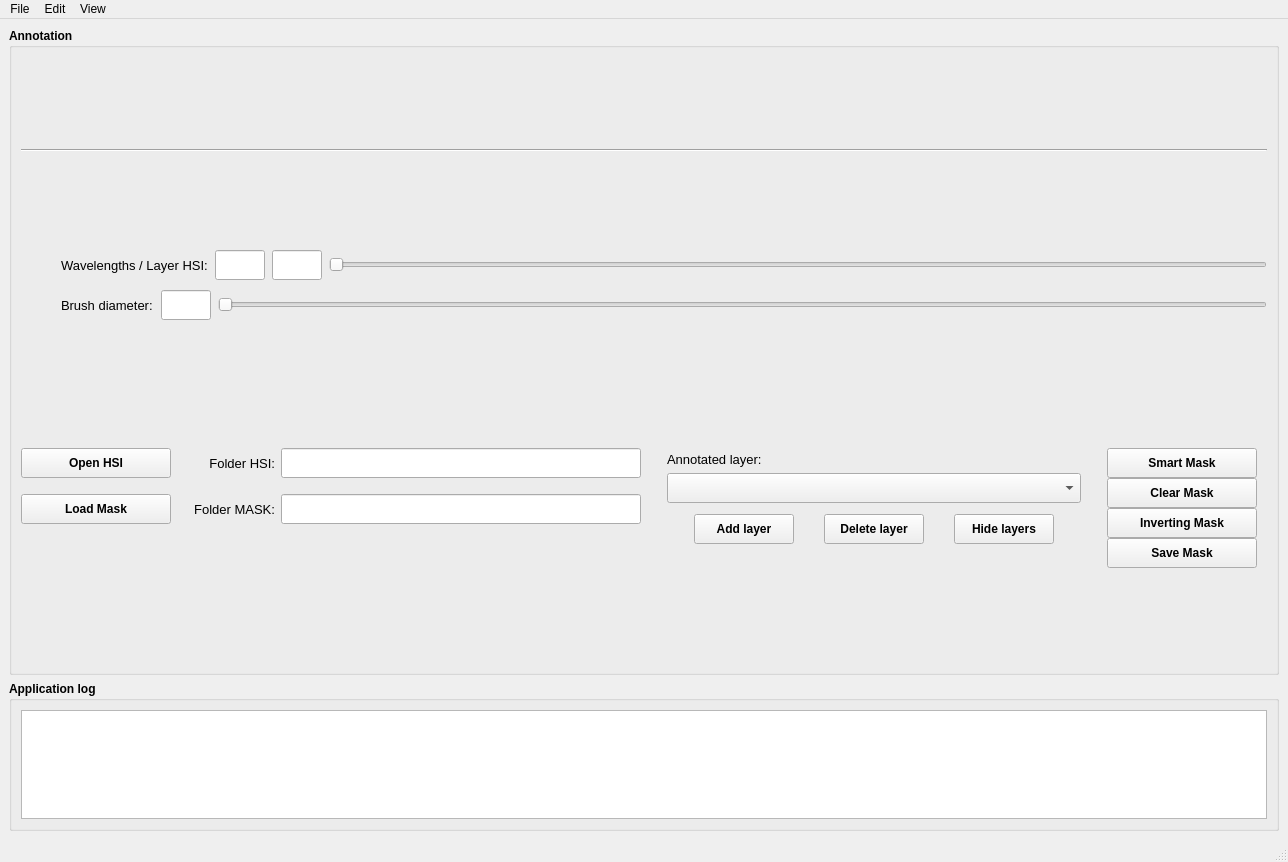
Above: annotator/ui/annotator_5.ui from OpenHSL/OpenHSL before the change. Below: the same form after it.
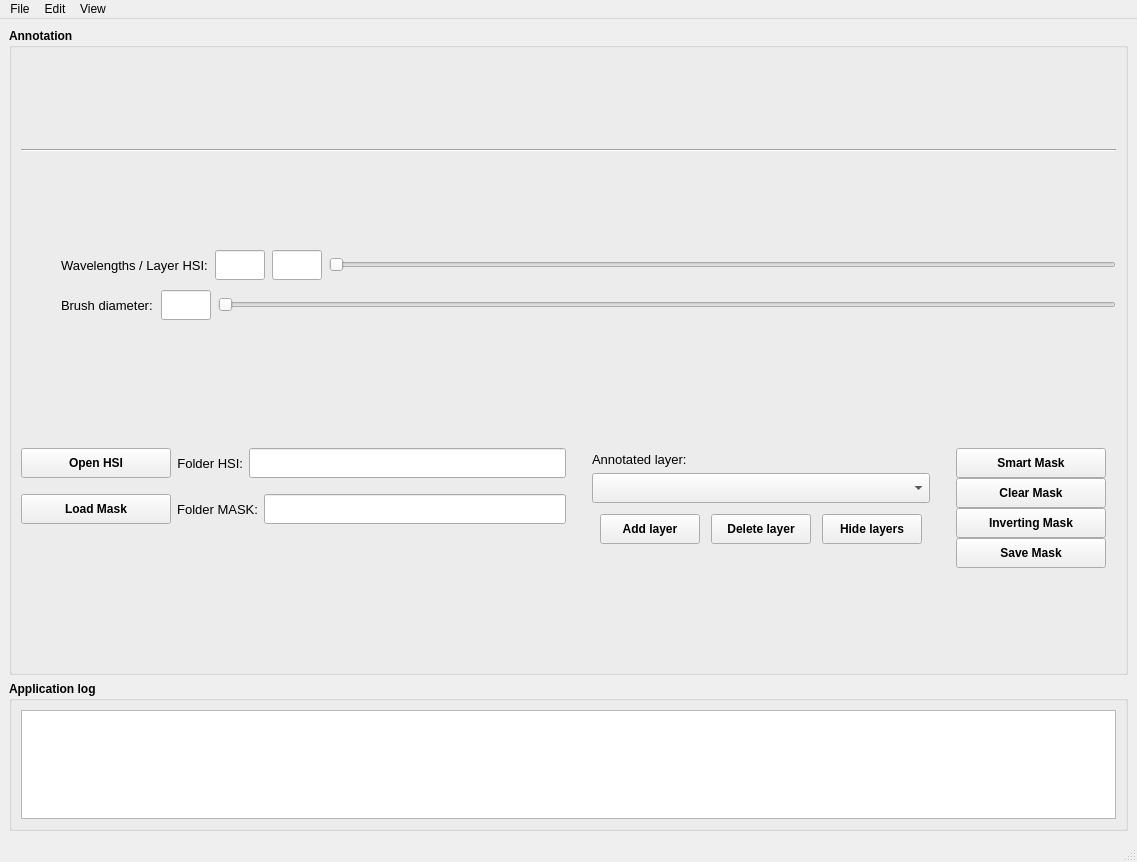
That is the form after the change.

Patch:
```diff
--- a/annotator/ui/annotator_5.ui
+++ b/annotator/ui/annotator_5.ui
@@ -6,7 +6,7 @@
    <rect>
     <x>0</x>
     <y>0</y>
-    <width>1288</width>
+    <width>1137</width>
     <height>862</height>
    </rect>
   </property>
@@ -799,8 +799,8 @@
     <rect>
      <x>0</x>
      <y>0</y>
-     <width>1288</width>
-     <height>22</height>
+     <width>1137</width>
+     <height>21</height>
     </rect>
    </property>
    <widget class="QMenu" name="menuFile">
```
